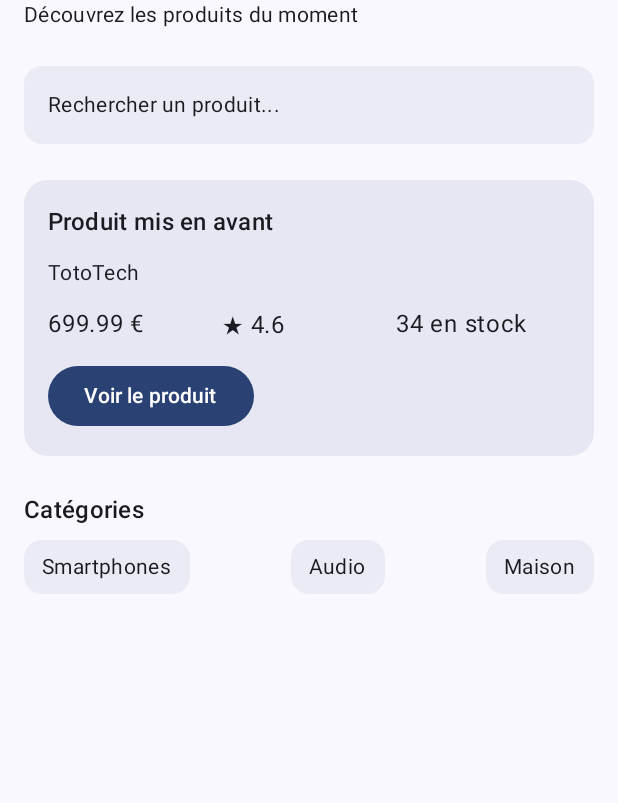
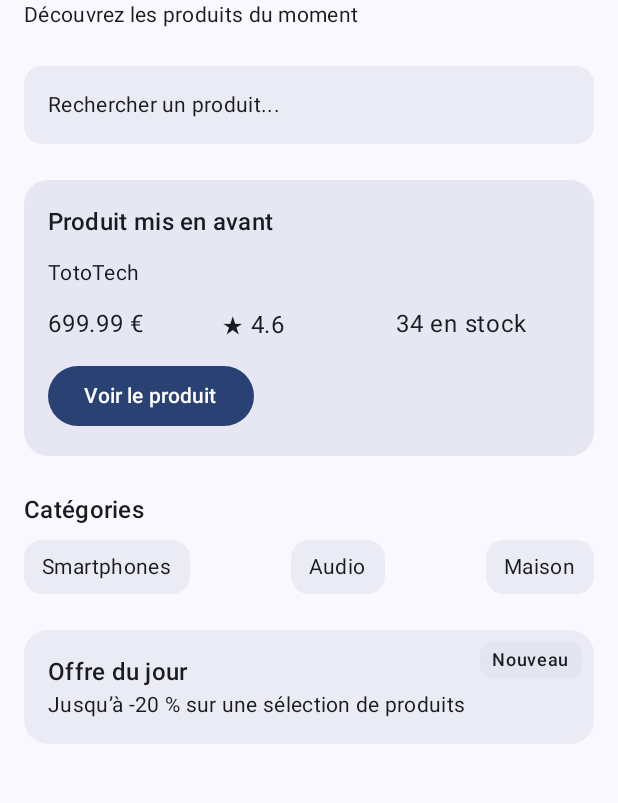
Before and after one commit to Ju-HQP/ProductExplorerTP2, an Android app built with Jetpack Compose: the screen it shows after launch (MainActivity), on a phone screen of 412 x 824 dp, the part 78-881 px from its top. Run offline under Robolectric (Android 15) with nearby library versions, the phone set to English and light mode, and no system bars.

Commit message:
ajout de la section offre du jour à l'accueil

```diff
--- a/app/src/main/java/com/example/productexplorer/MainActivity.kt
+++ b/app/src/main/java/com/example/productexplorer/MainActivity.kt
@@ -5,6 +5,7 @@ import android.os.Bundle
 import androidx.activity.ComponentActivity
 import androidx.activity.compose.setContent
 import androidx.activity.enableEdgeToEdge
+import androidx.compose.foundation.layout.Box
 import androidx.compose.foundation.layout.Column
 import androidx.compose.foundation.layout.Row
 import androidx.compose.foundation.layout.Spacer
@@ -31,6 +32,7 @@ import androidx.compose.material3.Icon
 import androidx.compose.material3.OutlinedTextField
 import androidx.compose.material3.Surface
 import androidx.compose.runtime.produceState
+import androidx.compose.ui.Alignment
 
 class MainActivity : ComponentActivity() {
     override fun onCreate(savedInstanceState: Bundle?) {
@@ -81,6 +83,7 @@ class MainActivity : ComponentActivity() {
             Spacer(modifier = Modifier.height(24.dp))
             CategoriesSection()
             Spacer(modifier = Modifier.height(24.dp))
+            DailyOfferBox()
         }
     }
 
@@ -218,8 +221,49 @@ class MainActivity : ComponentActivity() {
             }
         }
     }
+// Offre du jour page d'accueil
+    @Composable
+    fun DailyOfferBox(
+        modifier: Modifier = Modifier
+    ) {
+        Box(
+            modifier = modifier.fillMaxWidth()
+        ) {
+            Surface(
+                modifier = Modifier.fillMaxWidth(),
+                shape = MaterialTheme.shapes.large,
+                tonalElevation = 2.dp
+            ) {
+                Column(
+                    modifier = Modifier.padding(16.dp)
+                ) {
+                    Text(
+                        text = "Offre du jour",
+                        style = MaterialTheme.typography.titleMedium
+                    )
+                    Text(
+                        text = "Jusqu’à -20 % sur une sélection de produits",
+                        style = MaterialTheme.typography.bodyMedium
+                    )
+                }
+            }
+            Surface(
+                modifier = Modifier
+                    .align(Alignment.TopEnd)
+                    .padding(8.dp),
+                shape = MaterialTheme.shapes.small,
+                tonalElevation = 6.dp
+            ) {
+                Text(
+                    text = "Nouveau",
+                    modifier = Modifier.padding(horizontal = 8.dp, vertical = 4.dp),
+                    style = MaterialTheme.typography.labelMedium
+                )
+            }
+        }
+    }
 
-        // Page de détail du produit
+    // Page de détail du produit -----------------------
     @Composable
     fun ProductDetailScreen(
         product: ProductUi,
```
